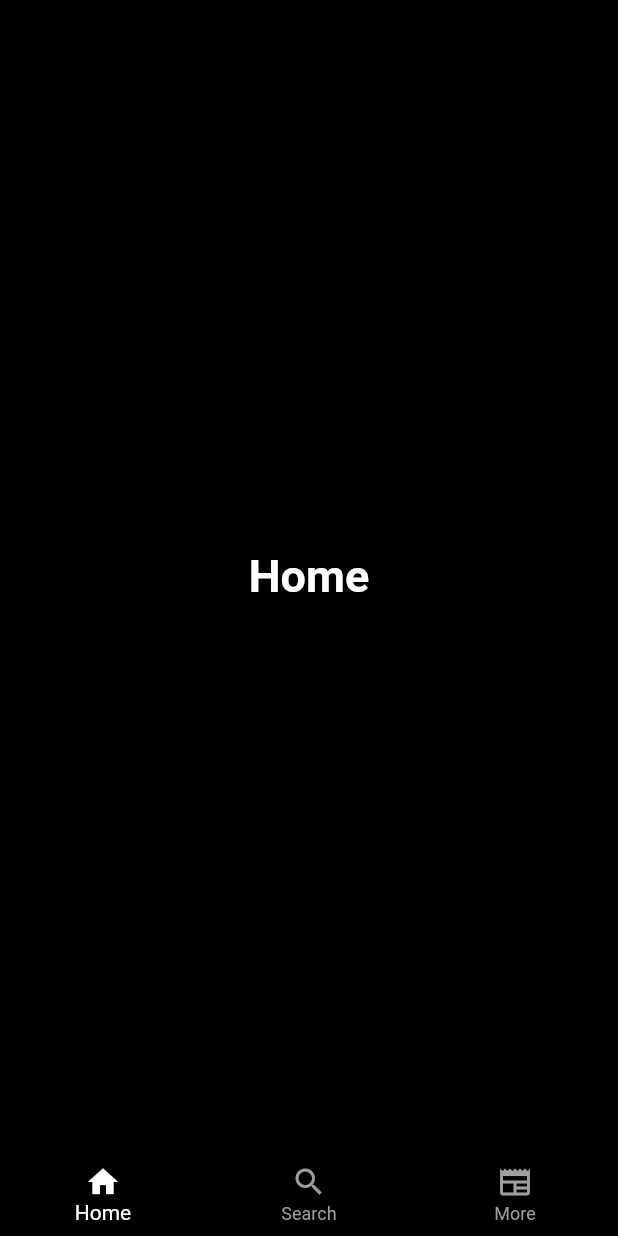
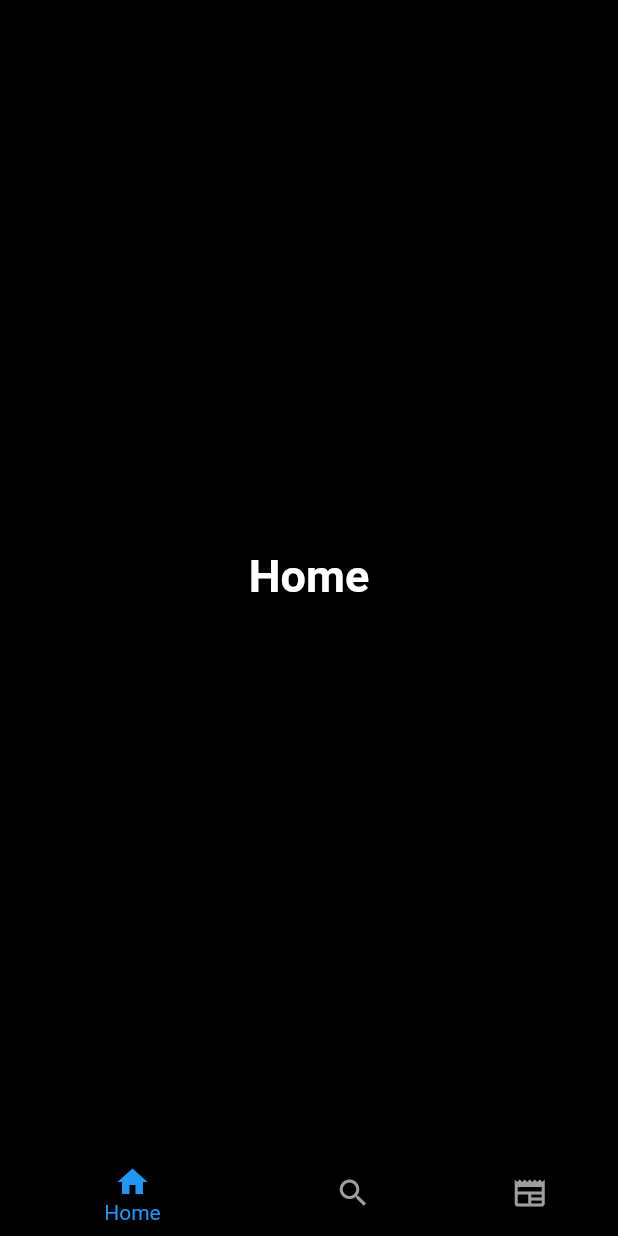
Before and after one commit to MJSSA/digital-library-mobile, a Flutter app: the screen it shows after launch, on a phone screen of 412 x 824 dp. Run offline on Flutter 3.47's test engine with Material 2 defaults, Android fonts, the phone set to English and light mode, and no system bars.

Commit message:
Separate content to multiple screens (#23)

```diff
--- a/mjssa_digital_library/lib/main.dart
+++ b/mjssa_digital_library/lib/main.dart
@@ -1,4 +1,7 @@
 import 'package:flutter/material.dart';
+import 'package:mjssa_digital_library/screens/home_screen.dart';
+import 'package:mjssa_digital_library/screens/more_screen.dart';
+import 'package:mjssa_digital_library/screens/search_screen.dart';
 
 void main() {
   runApp(const MyApp());
@@ -56,18 +59,9 @@ class _MyHomePageState extends State<MyHomePage> {
   static const TextStyle optionStyle = TextStyle(fontSize: 30, fontWeight: FontWeight.bold, color: Colors.white);
 
   static const List<Widget> _widgetOptions = <Widget>[
-    Center(child: Text(
-      'Home',
-      style: optionStyle,
-    )),
-    Center(child: Text(
-      'Search',
-      style: optionStyle,
-    )),
-    Center(child: Text(
-      'More',
-      style: optionStyle,
-    )),
+    HomeScreen(),
+    SearchScreen(),
+    MoreScreen(),
   ];
 
   // void _incrementCounter() {
@@ -143,26 +137,30 @@ class _MyHomePageState extends State<MyHomePage> {
         child: _widgetOptions.elementAt(_selectedIndex),
       ),
       bottomNavigationBar: BottomNavigationBar(
+        type: BottomNavigationBarType.shifting,
         items: const <BottomNavigationBarItem>[
           BottomNavigationBarItem(
             icon: Icon(Icons.home),
             label: 'Home',
+            backgroundColor: Colors.black,
           ),
           BottomNavigationBarItem(
             icon: Icon(Icons.search),
             label: 'Search',
+            backgroundColor: Colors.black,
           ),
           BottomNavigationBarItem(
             icon: Icon(Icons.newspaper),
             label: 'More',
+            backgroundColor: Colors.black,
           ),
         ],
         currentIndex: _selectedIndex,
         onTap: _onItemTapped,
         backgroundColor: Colors.black,
-        selectedItemColor: Colors.white,
+        selectedItemColor: Colors.blue,
         unselectedItemColor: Colors.grey,
-        // elevation: 8,
+        elevation: 0,
       ),
       // floatingActionButton: FloatingActionButton(
       //   onPressed: _incrementCounter,
--- /dev/null
+++ b/mjssa_digital_library/lib/screens/home_screen.dart
@@ -0,0 +1,15 @@
+import 'package:flutter/material.dart';
+
+class HomeScreen extends StatelessWidget {
+  const HomeScreen({super.key});
+
+  @override
+  Widget build(BuildContext context) {
+    return const Center(
+      child: Text(
+        'Home',
+        style: TextStyle(
+          fontSize: 30, fontWeight: FontWeight.bold, color: Colors.white),
+    ));
+  }
+}
```
Also changed, not shown: mjssa_digital_library/lib/screens/more_screen.dart (added, +15 -0 lines), mjssa_digital_library/lib/screens/search_screen.dart (added, +15 -0 lines).
